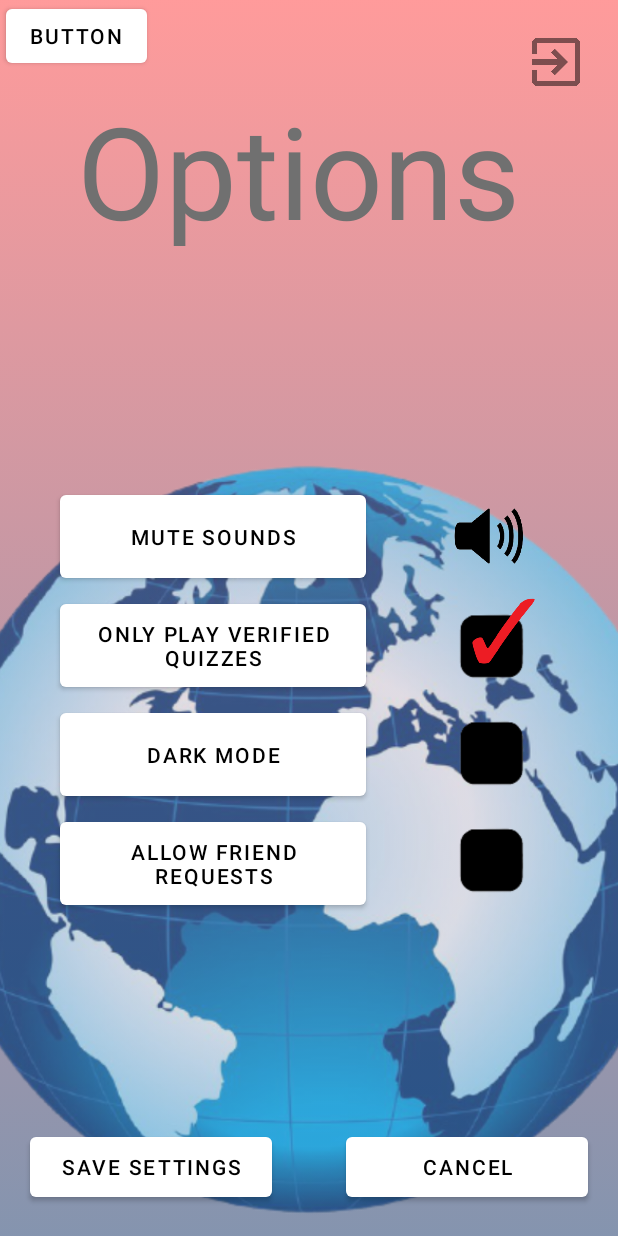
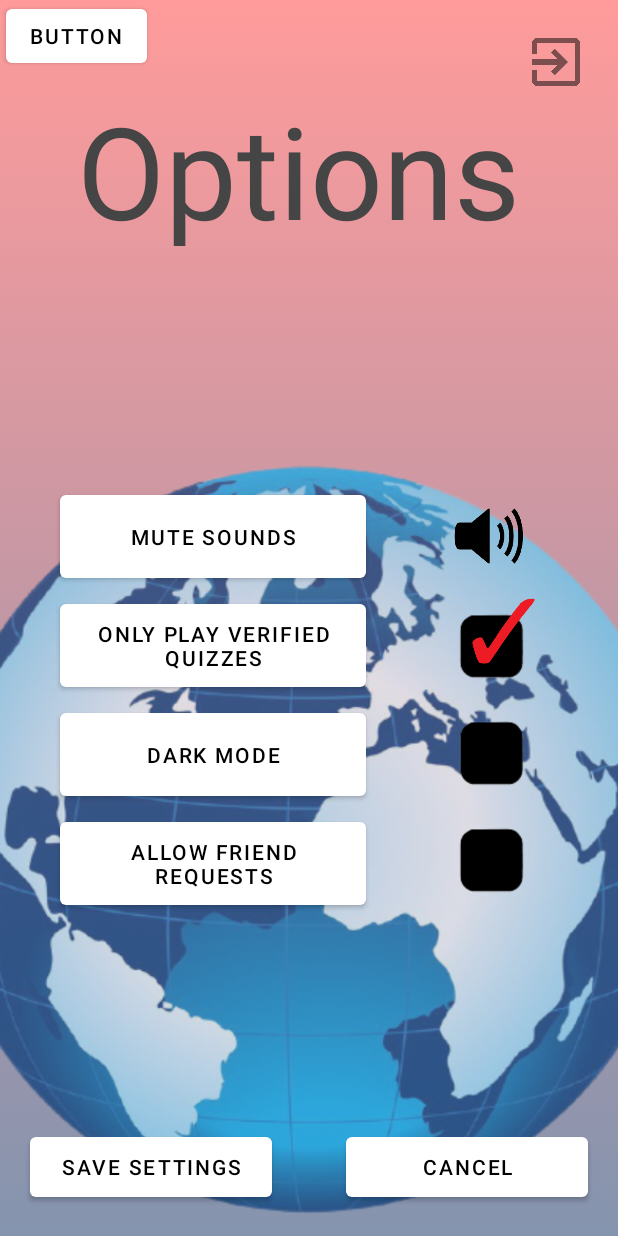
Before and after one commit to ItzRick/Quizeo, an Android app: the OptionsActivity screen opened directly, with no data from a screen before it, on a phone screen of 412 x 824 dp. Run offline under Robolectric (Android 15) with nearby library versions, the light colour scheme and no system bars.

Commit message:
Fix Sander breaking colors.

```diff
--- a/app/src/main/res/values/colors.xml
+++ b/app/src/main/res/values/colors.xml
@@ -1,15 +1,14 @@
 <?xml version="1.0" encoding="utf-8"?>
 <resources>
-    <color name="purple_200">#FFBB86FC</color>
-    <color name="purple_500">#FF6200EE</color>
-    <color name="purple_700">#FF3700B3</color>
     <color name="teal_200">#FF03DAC5</color>
     <color name="teal_700">#FF018786</color>
     <color name="black">#FF000000</color>
+    <color name="darkgray">#FF121212</color>
     <color name="white">#FFFFFFFF</color>
-    <color name="redd">#700000</color>
+    <color name="white2">#99FFFFFF</color>
+    <color name="redd">#FF700000</color>
     <color name="red">#99FF5858</color>
     <color name="blue">#99334D79</color>
-    <color name="gray">#707070</color>
+    <color name="gray">#FF454545</color>
 
 </resources>
```
